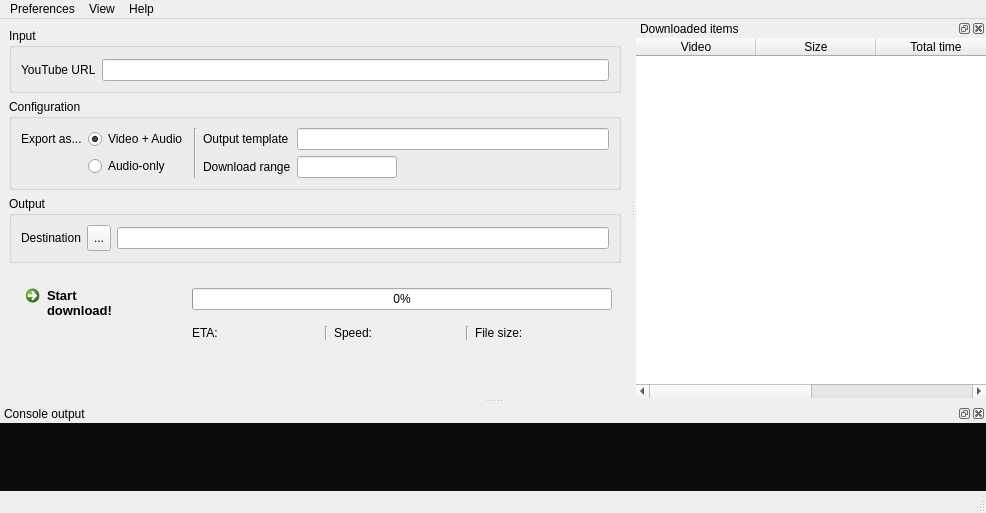
Old version of the form interface/main.ui in the repository MatusGuy/youtube-dl_GUI.
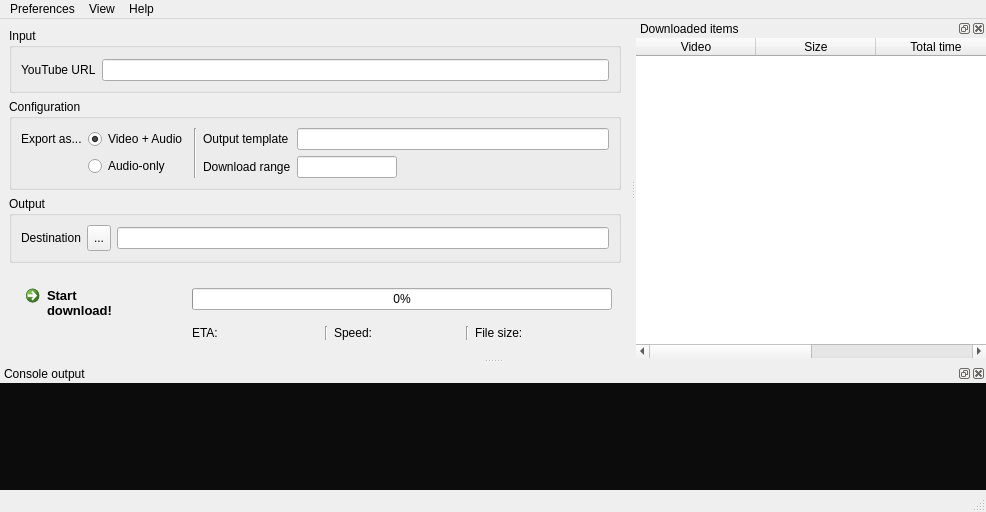
New version of the form. Icons and pictures are not drawn.

Commit message: Added a gray title bar for dock widgets

Patch:
```diff
--- a/interface/main.ui
+++ b/interface/main.ui
@@ -17,11 +17,19 @@
    <iconset>
     <normaloff>../assets/ytdl.png</normaloff>../assets/ytdl.png</iconset>
   </property>
+  <property name="styleSheet">
+   <string notr="true">QToolButton:hover,.QPushButton:hover{
+		background-color: rgb(0, 120, 215)
+}
+
+QDockWidget {
+		background-color: rgb(205, 205, 205);
+		color: rgb(0, 0, 0)
+}</string>
+  </property>
   <widget class="QWidget" name="MainWidget">
    <property name="styleSheet">
-    <string notr="true">QToolButton:hover,.QPushButton:hover{
-	 background-color: rgb(0, 120, 215)
-}</string>
+    <string notr="true"/>
    </property>
    <layout class="QGridLayout" name="gridLayout">
     <item row="2" column="0">
@@ -448,13 +456,16 @@
     </item>
     <item row="4" column="0">
      <spacer name="vSpacer1">
+      <property name="orientation">
+       <enum>Qt::Vertical</enum>
+      </property>
       <property name="sizeType">
        <enum>QSizePolicy::MinimumExpanding</enum>
       </property>
       <property name="sizeHint" stdset="0">
        <size>
         <width>20</width>
-        <height>40</height>
+        <height>0</height>
        </size>
       </property>
      </spacer>
@@ -556,6 +567,12 @@
      </property>
      <item row="0" column="0">
       <widget class="QPlainTextEdit" name="ConsoleTextBox">
+       <property name="sizePolicy">
+        <sizepolicy hsizetype="Expanding" vsizetype="Expanding">
+         <horstretch>0</horstretch>
+         <verstretch>100</verstretch>
+        </sizepolicy>
+       </property>
        <property name="cursor" stdset="0">
         <cursorShape>IBeamCursor</cursorShape>
        </property>
@@ -587,12 +604,9 @@
    <property name="minimumSize">
     <size>
      <width>350</width>
-     <height>115</height>
+     <height>91</height>
     </size>
    </property>
-   <property name="layoutDirection">
-    <enum>Qt::LeftToRight</enum>
-   </property>
    <property name="features">
     <set>QDockWidget::AllDockWidgetFeatures</set>
    </property>
```
Left out of the diff: 5 changed lines with no effect on the pictures. The commit also changes 2 other files.
